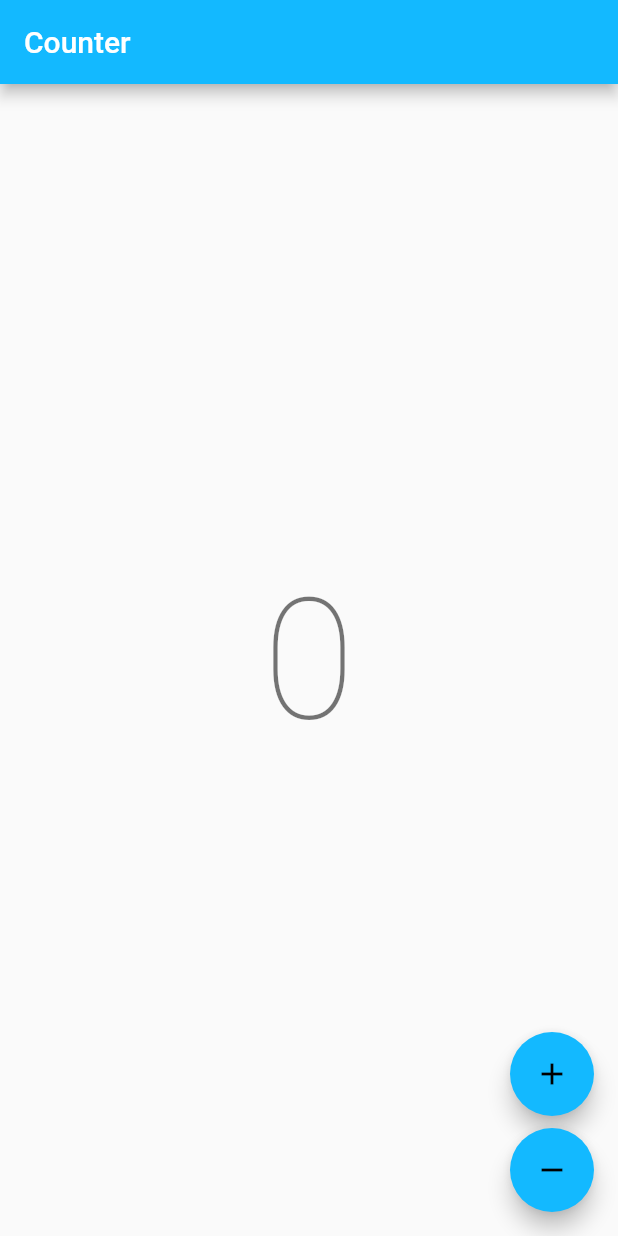
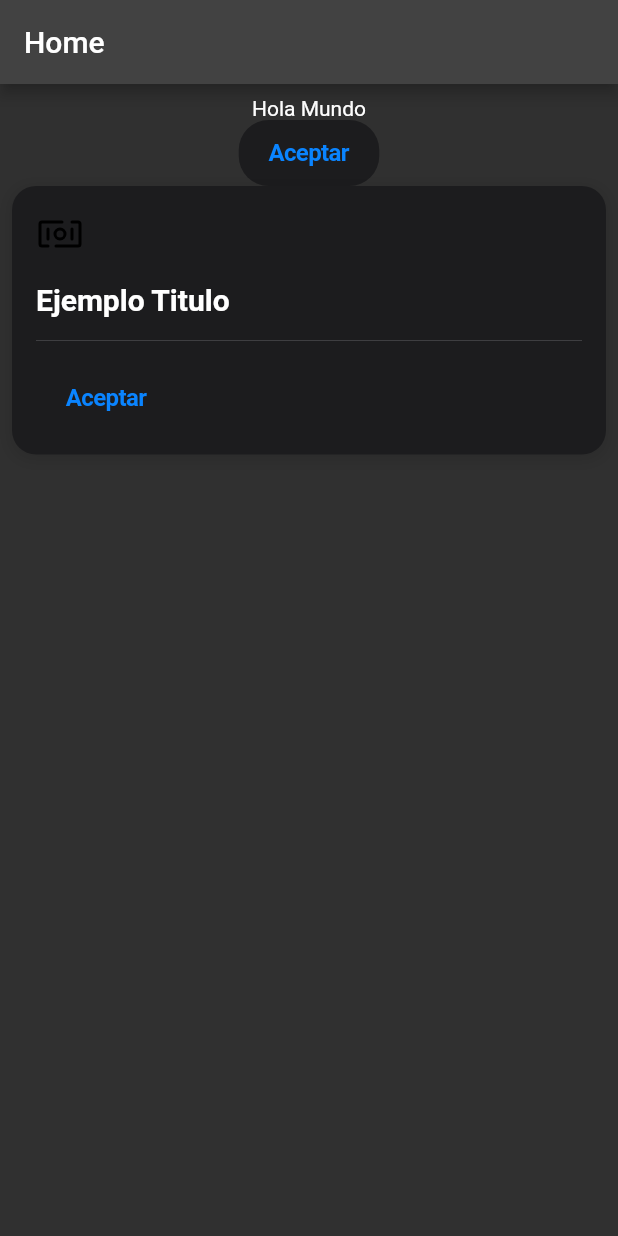
Before and after one commit to YukzZ/GastoApp, a Flutter app: the screen it shows after launch, on a phone screen of 412 x 824 dp. Run offline on Flutter 3.47's test engine with Material 2 defaults, Android fonts, the phone set to English and light mode, and no system bars; our stand-ins replace bloc, flutter_bloc, flutter_svg; generated files the repository leaves out were written again.

Commit message:
Creacion de widgets

```diff
--- /dev/null
+++ b/lib/app/modules/home/home_page.dart
@@ -0,0 +1 @@
+export 'view/home_page.dart';
--- /dev/null
+++ b/lib/app/modules/home/view/home_page.dart
@@ -0,0 +1,38 @@
+
+import 'package:flutter/material.dart';
+import 'package:gastos_app/widgets/custom_button.dart';
+import 'package:gastos_app/widgets/custom_card.dart';
+
+class HomePage extends StatefulWidget {
+  const HomePage({super.key});
+
+  @override
+  State<HomePage> createState() => _HomePageState();
+}
+
+class _HomePageState extends State<HomePage> {
+  @override
+  Widget build(BuildContext context) {
+    return Scaffold(
+      appBar: AppBar(
+        title: const Text('Home'),
+      ),
+      body: Padding(
+        padding: const EdgeInsets.all(8),
+        child: Column(
+          children: [
+            const Text('Hola Mundo'),
+            CustomButton(onPressed: (){}, label: 'Aceptar'),
+            CustomCard(
+              title: 'Ejemplo Titulo',
+              iconPath: 'assets/icons/money.svg',
+              children: [
+                CustomButton(onPressed: (){}, label: 'Aceptar'),
+              ],
+            ),
+          ],
+        ),
+      ),
+    );
+  }
+}
--- a/lib/app/view/app.dart
+++ b/lib/app/view/app.dart
@@ -1,5 +1,5 @@
 import 'package:flutter/material.dart';
-import 'package:gastos_app/counter/counter.dart';
+import 'package:gastos_app/app/modules/home/home_page.dart';
 import 'package:gastos_app/l10n/l10n.dart';
 
 class App extends StatelessWidget {
@@ -8,15 +8,12 @@ class App extends StatelessWidget {
   @override
   Widget build(BuildContext context) {
     return MaterialApp(
-      theme: ThemeData(
-        appBarTheme: const AppBarTheme(color: Color(0xFF13B9FF)),
-        colorScheme: ColorScheme.fromSwatch(
-          accentColor: const Color(0xFF13B9FF),
-        ),
+      theme: ThemeData.dark(
+
       ),
       localizationsDelegates: AppLocalizations.localizationsDelegates,
       supportedLocales: AppLocalizations.supportedLocales,
-      home: const CounterPage(),
+      home: const HomePage(),
     );
   }
 }
--- /dev/null
+++ b/lib/widgets/custom_button.dart
@@ -0,0 +1,41 @@
+import 'package:flutter/cupertino.dart';
+
+class CustomButton extends StatelessWidget {
+
+  const CustomButton({
+    super.key,
+    required this.onPressed,
+    required this.label,
+  });
+  final VoidCallback onPressed;
+  final String label;
+
+  @override
+  Widget build(BuildContext context) {
+    final textColor = CupertinoDynamicColor.resolve(
+      CupertinoColors.systemBlue,
+      context,
+    );
+    final backgroundColor = CupertinoDynamicColor.resolve(
+      CupertinoColors.systemGrey6,
+      context,
+    );
+    return CupertinoButton(
+      onPressed: onPressed,
+      padding: const EdgeInsets.symmetric(
+        vertical: 10,
+        horizontal: 20,
+      ),
+      borderRadius: BorderRadius.circular(20),
+      color: backgroundColor,
+      child: Text(
+        label,
+        style: TextStyle(
+          color: textColor,
+          fontWeight: FontWeight.bold,
+          fontSize: 16,
+        ),
+      ),
+    );
+  }
+}
--- /dev/null
+++ b/lib/widgets/custom_card.dart
@@ -0,0 +1,70 @@
+import 'package:flutter/cupertino.dart';
+import 'package:flutter/material.dart';
+import 'package:flutter_svg/flutter_svg.dart';
+
+class CustomCard extends StatelessWidget {
+
+  const CustomCard({
+    super.key,
+    required this.title,
+    required this.children,
+    required this.iconPath,
+  });
+  final String title;
+  final List<Widget> children;
+  final String iconPath;
+
+  @override
+  Widget build(BuildContext context) {
+    final textColor = CupertinoDynamicColor.resolve(
+      CupertinoColors.label,
+      context,
+    );
+    final backgroundColor = CupertinoDynamicColor.resolve(
+      CupertinoColors.systemGrey6,
+      context,
+    );
+    final dividerColor = CupertinoDynamicColor.resolve(
+      CupertinoColors.separator,
+      context,
+    );
+    return Container(
+      padding: const EdgeInsets.all(16),
+      decoration: BoxDecoration(
+        color: backgroundColor,
+        borderRadius: BorderRadius.circular(16),
+        boxShadow: [
+          BoxShadow(
+            color: Colors.black.withOpacity(0.1),
+            blurRadius: 8,
+            spreadRadius: 2,
+            offset: const Offset(0, 2),
+          ),
+        ],
+      ),
+      child: Column(
+        crossAxisAlignment: CrossAxisAlignment.start,
+        children: [
+          SvgPicture.asset(
+            iconPath,
+            width: 32,
+            height: 32,
+          ),
+          const SizedBox(height: 16),
+          Text(
+            title,
+            style: TextStyle(
+              color: textColor,
+              fontWeight: FontWeight.bold,
+              fontSize: 20,
+            ),
+          ),
+          const SizedBox(height: 8),
+          Divider(color: dividerColor),
+          const SizedBox(height: 8),
+          ...children,
+        ],
+      ),
+    );
+  }
+}
```
Also changed, not shown: pubspec.yaml (+10 -0 lines), assets/icons/money.svg (added), pubspec.lock, 2 other files.
